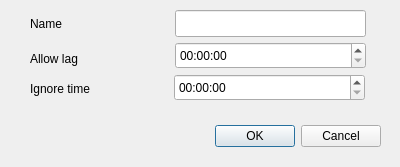
This is addscheduletype.ui in AndranikHovhannisyan/Tourniquets as Qt 5 draws it before an edit. The edited form follows.
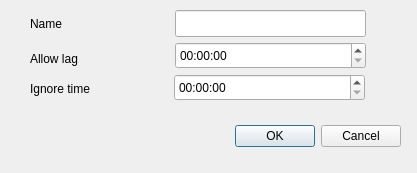
This is the edited form.

What changed in the file:
```diff
--- a/addscheduletype.ui
+++ b/addscheduletype.ui
@@ -6,8 +6,8 @@
    <rect>
     <x>0</x>
     <y>0</y>
-    <width>400</width>
-    <height>167</height>
+    <width>417</width>
+    <height>173</height>
    </rect>
   </property>
   <property name="windowTitle">
@@ -16,7 +16,7 @@
   <widget class="QDialogButtonBox" name="buttonBox">
    <property name="geometry">
     <rect>
-     <x>40</x>
+     <x>60</x>
      <y>120</y>
      <width>341</width>
      <height>32</height>
```
